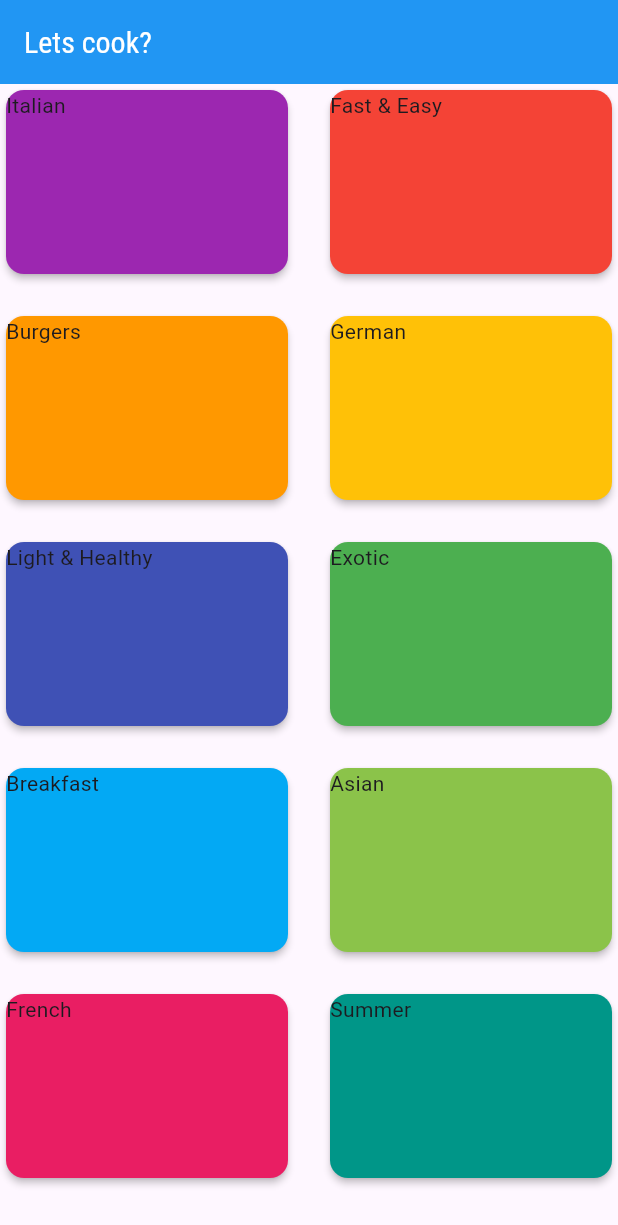
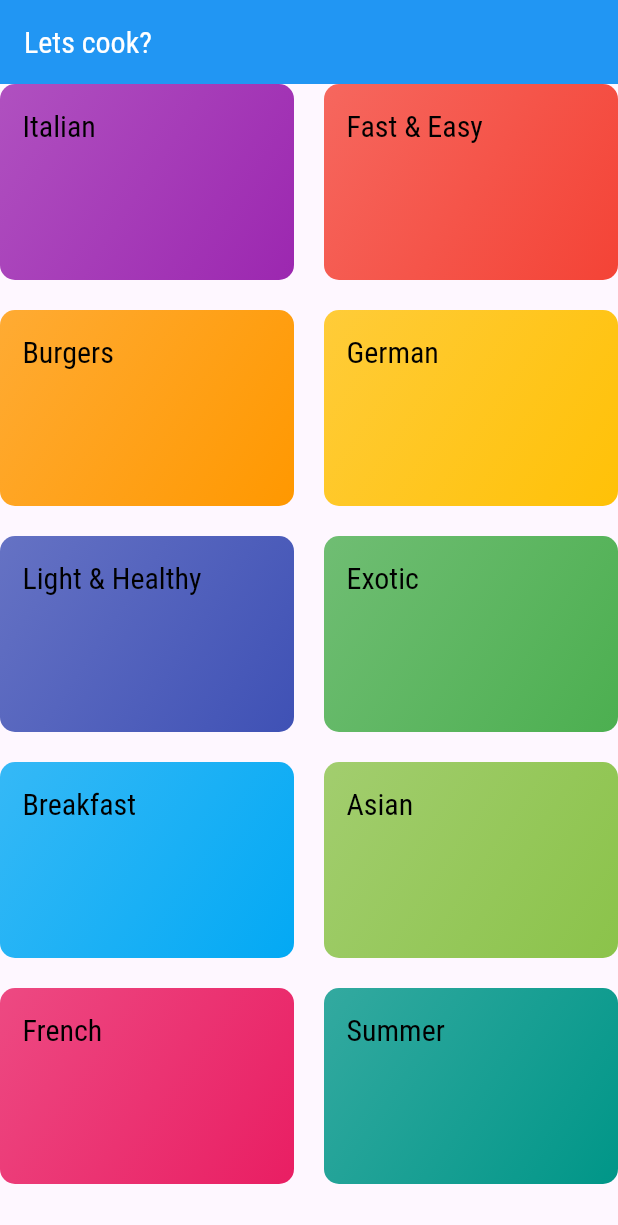
Before and after one commit to davisiqueira1/flutter_meals_app, a Flutter app: the screen it shows after launch, on a phone screen of 412 x 824 dp. Shown: the top 1225 px of the screen. Run offline on Flutter 3.47's test engine with Material 3 defaults, Android fonts, the phone set to English and light mode, and no system bars.

Commit message:
feat: add new style to CategoryItem

```diff
--- a/lib/components/category_item.dart
+++ b/lib/components/category_item.dart
@@ -8,11 +8,18 @@ class CategoryItem extends StatelessWidget {
 
   @override
   Widget build(BuildContext context) {
-    return SizedBox(
-      child: Card(
-        elevation: 2,
-        color: category.color,
-        child: Text(category.title),
+    return Container(
+      padding: const EdgeInsets.all(15),
+      decoration: BoxDecoration(
+        borderRadius: BorderRadius.circular(10),
+        gradient: LinearGradient(colors: [
+          category.color.withOpacity(0.8),
+          category.color,
+        ], begin: Alignment.topLeft, end: Alignment.bottomRight),
+      ),
+      child: Text(
+        category.title,
+        style: Theme.of(context).textTheme.titleLarge,
       ),
     );
   }
```
